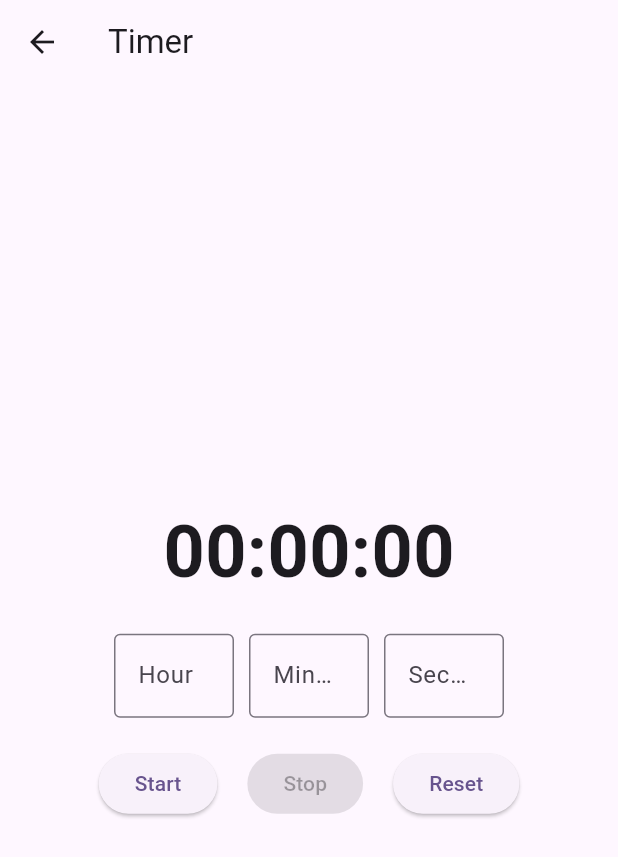
After one commit to Indramalang/flutter_android_2, a Flutter app: the TimerPage screen opened directly, after a tap on "Start", after a tap on "Reset", on a phone screen of 412 x 824 dp. The commit adds this screen. Shown: the top 857 px of the screen. Run offline on Flutter 3.47's test engine with Material 3 defaults, Android fonts, the phone set to English and light mode, and no system bars; our stand-ins replace hive_flutter, youtube_player_flutter; accounts and stored records are empty.

Commit message:
update timer

```diff
--- a/lib/main.dart
+++ b/lib/main.dart
@@ -4,6 +4,7 @@ import 'kode1.dart';
 import 'kode_Listcheckbox_1.dart';
 import 'calculator.dart';
 import 'stopwatch_page.dart';
+import 'timer.dart';
 
 void main() async {
   await Hive.initFlutter(); // Inisialisasi Hive
@@ -215,6 +216,18 @@ class MyHomePage extends StatelessWidget {
                 );
               },
             ),
+            ListTile(
+              leading: const Icon(Icons.timer),
+              title: const Text('Timer'),
+              onTap: () {
+                Navigator.push(
+                  context,
+                  MaterialPageRoute(
+                    builder: (context) => TimerPage(),
+                  ),
+                );
+              },
+            ),
           ],
         ),
       ),
--- /dev/null
+++ b/lib/timer.dart
@@ -0,0 +1,154 @@
+import 'dart:async';
+import 'package:flutter/material.dart';
+
+class TimerPage extends StatefulWidget {
+  @override
+  _TimerPageState createState() => _TimerPageState();
+}
+
+class _TimerPageState extends State<TimerPage> {
+  Timer? _timer;
+  int _remainingSeconds = 60; // Default waktu (misalnya 60 detik)
+  bool _isRunning = false;
+
+  // Controller untuk masing-masing input jam, menit, dan detik
+  TextEditingController _hourController = TextEditingController();
+  TextEditingController _minuteController = TextEditingController();
+  TextEditingController _secondController = TextEditingController();
+
+  void _startTimer() {
+    if (_remainingSeconds <= 0) return;
+    _timer = Timer.periodic(Duration(seconds: 1), (Timer timer) {
+      setState(() {
+        if (_remainingSeconds > 0) {
+          _remainingSeconds--;
+        } else {
+          _timer?.cancel();
+          _isRunning = false;
+        }
+      });
+    });
+    setState(() {
+      _isRunning = true;
+    });
+  }
+
+  void _stopTimer() {
+    _timer?.cancel();
+    setState(() {
+      _isRunning = false;
+    });
+  }
+
+  void _resetTimer() {
+    _timer?.cancel();
+    setState(() {
+      _remainingSeconds = _getTotalSecondsFromInput();
+      _isRunning = false;
+    });
+  }
+
+  void _setTimeFromInput() {
+    setState(() {
+      _remainingSeconds = _getTotalSecondsFromInput();
+    });
+  }
+
+  // Menghitung total detik berdasarkan input jam, menit, dan detik
+  int _getTotalSecondsFromInput() {
+    final hours = int.tryParse(_hourController.text) ?? 0;
+    final minutes = int.tryParse(_minuteController.text) ?? 0;
+    final seconds = int.tryParse(_secondController.text) ?? 0;
+
+    return hours * 3600 + minutes * 60 + seconds;
+  }
+
+  String _formatTime(int seconds) {
+    final int hours = seconds ~/ 3600;
+    final int minutes = (seconds % 3600) ~/ 60;
+    final int remainingSeconds = seconds % 60;
+
+    return "${hours.toString().padLeft(2, '0')}:${minutes.toString().padLeft(2, '0')}:${remainingSeconds.toString().padLeft(2, '0')}";
+  }
+
+  @override
+  void dispose() {
+    _timer?.cancel();
+    _hourController.dispose();
+    _minuteController.dispose();
+    _secondController.dispose();
+    super.dispose();
+  }
+
+  @override
+  Widget build(BuildContext context) {
+    return Scaffold(
+      appBar: AppBar(
+        title: Text('Timer'),
+      ),
+      body: Center(
+        child: Column(
+          mainAxisAlignment: MainAxisAlignment.center,
+          children: <Widget>[
+            Text(
+              _formatTime(_remainingSeconds),
+              style: TextStyle(fontSize: 48, fontWeight: FontWeight.bold),
+            ),
+            SizedBox(height: 20),
+            // Input untuk Jam, Menit, Detik
+            Row(
+              mainAxisAlignment: MainAxisAlignment.center,
+              children: [
+                _buildTimeInputField(_hourController, 'Hour', '00'),
+                SizedBox(width: 10),
+                _buildTimeInputField(_minuteController, 'Minute', '00'),
+                SizedBox(width: 10),
+                _buildTimeInputField(_secondController, 'Second', '00'),
+              ],
+            ),
+            SizedBox(height: 20),
+            Row(
+              mainAxisAlignment: MainAxisAlignment.center,
+              children: [
+                ElevatedButton(
+                  onPressed: _isRunning ? null : _startTimer,
+                  child: Text('Start'),
+                ),
+                SizedBox(width: 20),
+                ElevatedButton(
+                  onPressed: _isRunning ? _stopTimer : null,
+                  child: Text('Stop'),
+                ),
+                SizedBox(width: 20),
+                ElevatedButton(
+                  onPressed: _resetTimer,
+                  child: Text('Reset'),
+                ),
+              ],
+            ),
+          ],
+        ),
+      ),
+    );
+  }
+
+  // Fungsi untuk membangun input field (jam, menit, detik)
+  Widget _buildTimeInputField(
+      TextEditingController controller, String label, String hint) {
+    return SizedBox(
+      width: 80,
+      child: TextField(
+        controller: controller,
+        keyboardType: TextInputType.number,
+        decoration: InputDecoration(
+          labelText: label,
+          hintText: hint,
+          border: OutlineInputBorder(),
+        ),
+        onChanged: (value) {
+          _setTimeFromInput(); // Update waktu setiap ada perubahan
+        },
+      ),
+    );
+  }
+}
```
